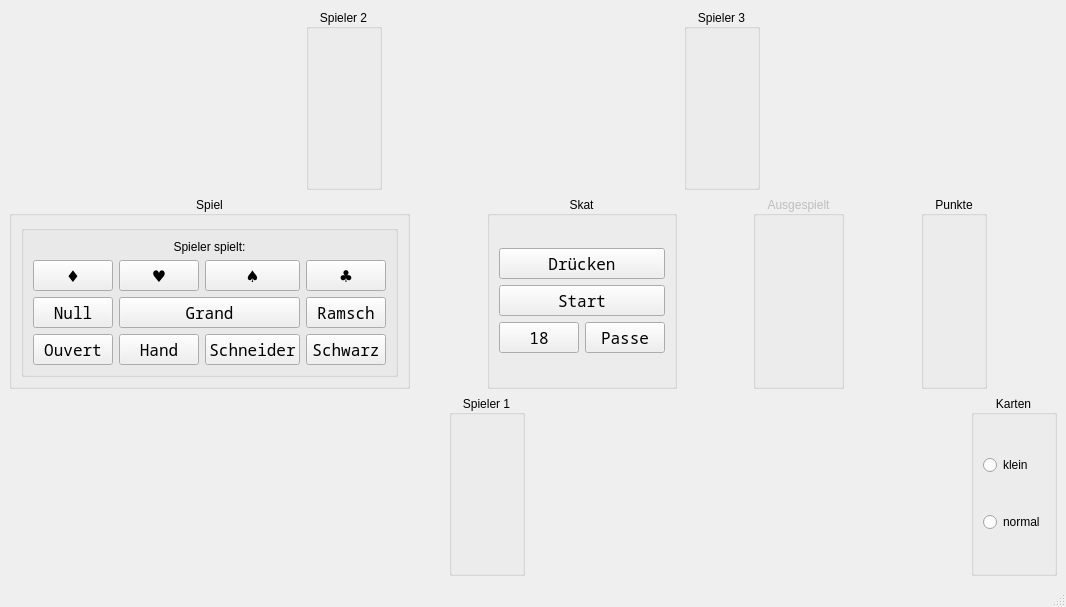
squawk7x/QuteSkatGame, file src/table.ui: the form before one commit.
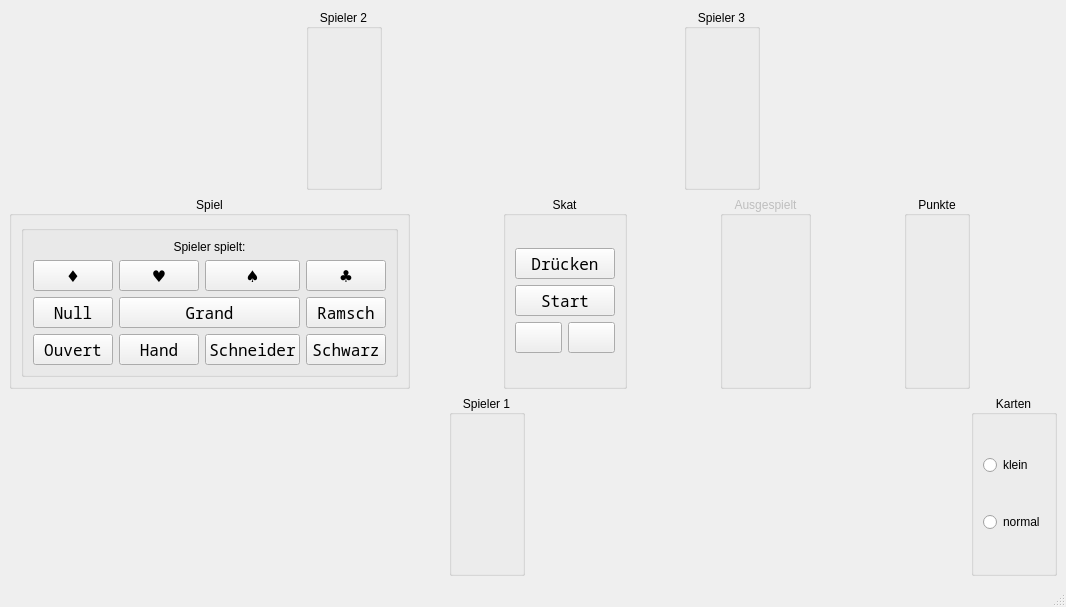
The form after the commit.

The edit to the form file:
```diff
--- a/src/table.ui
+++ b/src/table.ui
@@ -427,7 +427,7 @@
                 </font>
                </property>
                <property name="text">
-                <string>Passe</string>
+                <string/>
                </property>
               </widget>
              </item>
@@ -440,7 +440,7 @@
                 </font>
                </property>
                <property name="text">
-                <string>18</string>
+                <string/>
                </property>
               </widget>
              </item>
```
Left out of the diff: 2 changed lines with no effect on the pictures.
